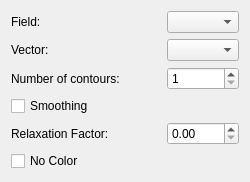
Qt form src/Mod/Fem/Gui/TaskPostContours.ui (southseact-3d/fcd) before a commit.
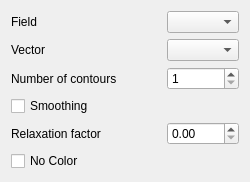
The same form after that commit.

```diff
--- a/src/Mod/Fem/Gui/TaskPostContours.ui
+++ b/src/Mod/Fem/Gui/TaskPostContours.ui
@@ -22,7 +22,7 @@
      <item row="1" column="0">
       <widget class="QLabel" name="vectorL">
        <property name="text">
-        <string>Vector:</string>
+        <string>Vector</string>
        </property>
       </widget>
      </item>
@@ -32,7 +32,7 @@
      <item row="0" column="0">
       <widget class="QLabel" name="fieldL">
        <property name="text">
-        <string>Field:</string>
+        <string>Field</string>
        </property>
       </widget>
      </item>
@@ -45,7 +45,7 @@
         </sizepolicy>
        </property>
        <property name="text">
-        <string notr="true">Number of contours:</string>
+        <string notr="true">Number of contours</string>
        </property>
       </widget>
      </item>
@@ -84,7 +84,7 @@
      <item row="4" column="0">
       <widget class="QLabel" name="lbl_relaxation">
        <property name="text">
-        <string notr="true">Relaxation Factor:</string>
+        <string notr="true">Relaxation factor</string>
        </property>
       </widget>
      </item>
```
